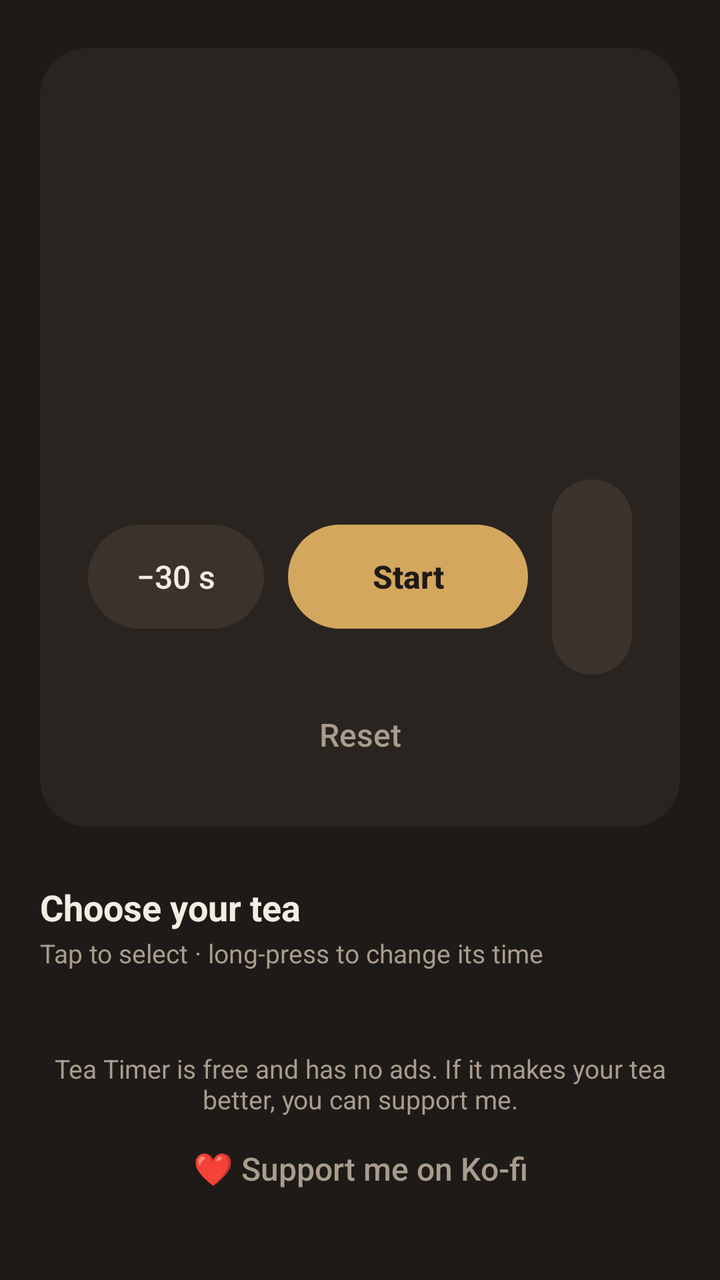
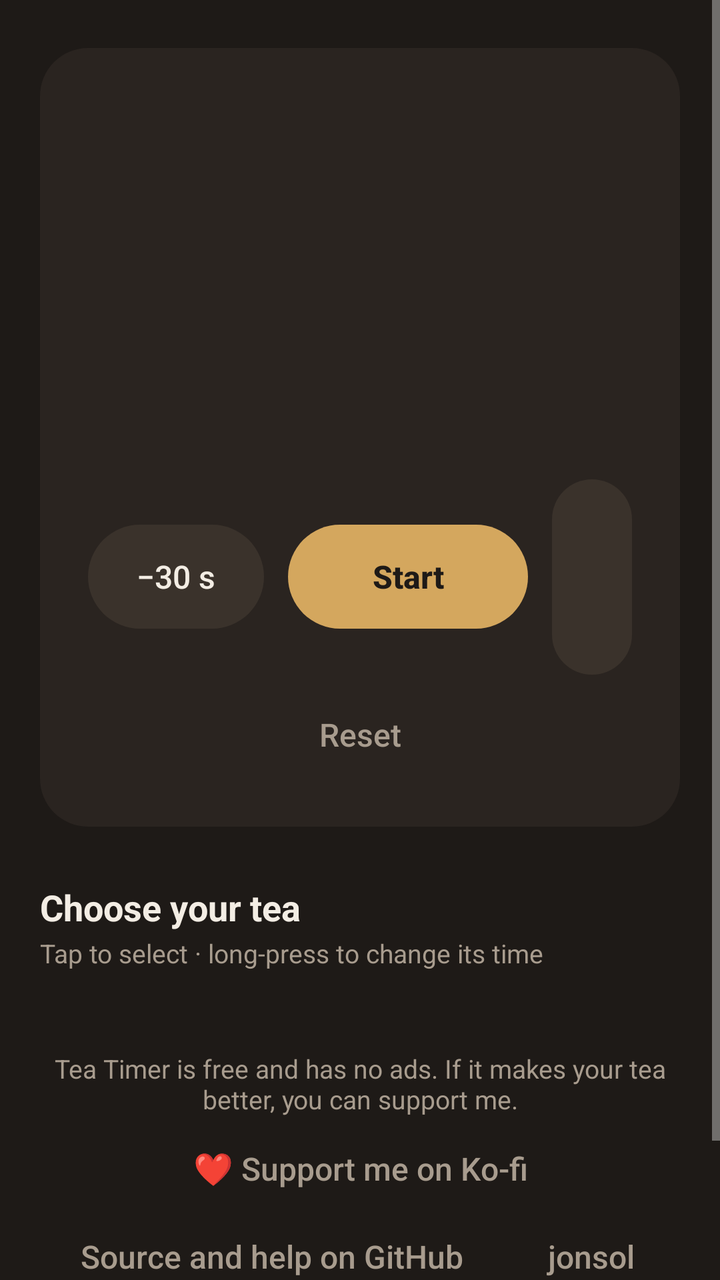

Screens rendered from an Android XML layout before and after an edit, with the pre-edit source and the edit as a unified diff.
<!-- AndroidManifest.xml: application theme Theme.TeaTimer -->
<!-- res/layout/activity_main.xml -->
<?xml version="1.0" encoding="utf-8"?>
<ScrollView xmlns:android="http://schemas.android.com/apk/res/android"
    android:layout_width="match_parent"
    android:layout_height="match_parent"
    android:background="@color/bg"
    android:fillViewport="true">

    <LinearLayout
        android:layout_width="match_parent"
        android:layout_height="wrap_content"
        android:orientation="vertical"
        android:paddingStart="20dp"
        android:paddingTop="24dp"
        android:paddingEnd="20dp"
        android:paddingBottom="24dp">

        <LinearLayout
            android:layout_width="match_parent"
            android:layout_height="wrap_content"
            android:background="@drawable/card"
            android:gravity="center_horizontal"
            android:orientation="vertical"
            android:padding="24dp">

            <TextView
                android:id="@+id/teaName"
                android:layout_width="wrap_content"
                android:layout_height="wrap_content"
                android:textColor="@color/text"
                android:textSize="22sp"
                android:textStyle="bold" />

            <TextView
                android:id="@+id/teaTemp"
                android:layout_width="wrap_content"
                android:layout_height="wrap_content"
                android:layout_marginTop="2dp"
                android:textColor="@color/muted"
                android:textSize="15sp" />

            <TextView
                android:id="@+id/time"
                android:layout_width="wrap_content"
                android:layout_height="wrap_content"
                android:layout_marginTop="8dp"
                android:fontFamily="sans-serif-light"
                android:includeFontPadding="false"
                android:textColor="@color/text"
                android:textSize="80sp" />

            <TextView
                android:id="@+id/status"
                android:layout_width="wrap_content"
                android:layout_height="wrap_content"
                android:minHeight="22dp"
                android:textColor="@color/accent"
                android:textSize="16sp" />

            <LinearLayout
                android:layout_width="match_parent"
                android:layout_height="wrap_content"
                android:layout_marginTop="16dp"
                android:gravity="center"
                android:orientation="horizontal">

                <Button
                    android:id="@+id/minus"
                    style="@style/TeaButton.Secondary"
                    android:text="@string/minus30" />

                <Button
                    android:id="@+id/startPause"
                    style="@style/TeaButton.Primary"
                    android:layout_marginStart="12dp"
                    android:layout_marginEnd="12dp"
                    android:minWidth="120dp"
                    android:text="@string/start" />

                <Button
                    android:id="@+id/plus"
                    style="@style/TeaButton.Secondary"
                    android:text="@string/plus30" />
            </LinearLayout>

            <Button
                android:id="@+id/reset"
                style="@style/TeaButton.Text"
                android:layout_marginTop="8dp"
                android:text="@string/reset" />
        </LinearLayout>

        <TextView
            android:layout_width="wrap_content"
            android:layout_height="wrap_content"
            android:layout_marginTop="28dp"
            android:text="@string/choose_tea"
            android:textColor="@color/text"
            android:textSize="18sp"
            android:textStyle="bold" />

        <TextView
            android:layout_width="wrap_content"
            android:layout_height="wrap_content"
            android:layout_marginTop="2dp"
            android:layout_marginBottom="12dp"
            android:text="@string/long_press_hint"
            android:textColor="@color/muted"
            android:textSize="13sp" />

        <LinearLayout
            android:id="@+id/teaList"
            android:layout_width="match_parent"
            android:layout_height="wrap_content"
            android:orientation="vertical" />

        <TextView
            android:layout_width="match_parent"
            android:layout_height="wrap_content"
            android:layout_marginTop="28dp"
            android:gravity="center"
            android:text="@string/beer_text"
            android:textColor="@color/muted"
            android:textSize="13sp" />

        <Button
            android:id="@+id/beer"
            style="@style/TeaButton.Text"
            android:layout_gravity="center_horizontal"
            android:layout_marginTop="4dp"
            android:text="@string/beer" />
    </LinearLayout>
</ScrollView>
<!-- resources referenced by this layout -->
<resources>
  <color name="accent">#FFD4A75E</color>
  <color name="bg">#FF1E1A17</color>
  <color name="muted">#FFA89C8E</color>
  <color name="text">#FFF3EDE4</color>
  <!-- drawable card (drawable) -->
  <?xml version="1.0" encoding="utf-8"?>
  <shape xmlns:android="http://schemas.android.com/apk/res/android" android:shape="rectangle">
      <corners android:radius="24dp" />
      <solid android:color="@color/card" />
  </shape>
  <string name="beer">❤️ Support me on Ko-fi</string>
  <string name="beer_text">Tea Timer is free and has no ads. If it makes your tea better, you can support me.</string>
  <string name="choose_tea">Choose your tea</string>
  <string name="long_press_hint">Tap to select · long-press to change its time</string>
  <string name="minus30" translatable="false">−30 s</string>
  <string name="plus30" translatable="false">+30 s</string>
  <string name="reset">Reset</string>
  <string name="start">Start</string>
  <style name="TeaButton.Primary">
          <item name="android:background">@drawable/btn_primary</item>
          <item name="android:textColor">@color/on_accent</item>
          <item name="android:textStyle">bold</item>
      </style>
  <style name="TeaButton.Secondary">
          <item name="android:background">@drawable/btn_secondary</item>
          <item name="android:textColor">@color/text</item>
      </style>
  <style name="TeaButton.Text">
          <item name="android:background">@drawable/btn_text</item>
          <item name="android:textColor">@color/muted</item>
          <item name="android:minHeight">44dp</item>
      </style>
  <style name="Theme.TeaTimer" parent="android:Theme.Material.NoActionBar">
          <item name="android:colorPrimary">@color/accent</item>
          <item name="android:colorAccent">@color/accent</item>
          <item name="android:windowBackground">@color/bg</item>
          <item name="android:statusBarColor">@color/bg</item>
          <item name="android:navigationBarColor">@color/bg</item>
          <item name="android:textColorPrimary">@color/text</item>
      </style>
  <color name="card">#FF2A2420</color>
  <!-- drawable btn_primary (drawable) -->
  <?xml version="1.0" encoding="utf-8"?>
  <ripple xmlns:android="http://schemas.android.com/apk/res/android" android:color="@color/ripple">
      <item>
          <shape android:shape="rectangle">
              <corners android:radius="26dp" />
              <solid android:color="@color/accent" />
          </shape>
      </item>
  </ripple>
  <color name="on_accent">#FF1E1A17</color>
  <!-- drawable btn_secondary (drawable) -->
  <?xml version="1.0" encoding="utf-8"?>
  <ripple xmlns:android="http://schemas.android.com/apk/res/android" android:color="@color/ripple">
      <item>
          <shape android:shape="rectangle">
              <corners android:radius="26dp" />
              <solid android:color="@color/button_secondary" />
          </shape>
      </item>
  </ripple>
  <!-- drawable btn_text (drawable) -->
  <?xml version="1.0" encoding="utf-8"?>
  <ripple xmlns:android="http://schemas.android.com/apk/res/android" android:color="@color/ripple">
      <item>
          <shape android:shape="rectangle">
              <corners android:radius="22dp" />
              <solid android:color="@android:color/transparent" />
          </shape>
      </item>
  </ripple>
  <color name="ripple">#33FFFFFF</color>
  <color name="button_secondary">#FF3A322B</color>
</resources>

<!-- the commit's change to res/layout/activity_main.xml (unified diff, before → after) -->
@@ -128,5 +128,31 @@
             android:layout_gravity="center_horizontal"
             android:layout_marginTop="4dp"
             android:text="@string/beer" />
+
+        <LinearLayout
+            android:layout_width="wrap_content"
+            android:layout_height="wrap_content"
+            android:layout_gravity="center_horizontal"
+            android:orientation="horizontal">
+
+            <Button
+                android:id="@+id/github"
+                style="@style/TeaButton.Text"
+                android:text="@string/about_github" />
+
+            <Button
+                android:id="@+id/site"
+                style="@style/TeaButton.Text"
+                android:text="jonsolberg.se" />
+        </LinearLayout>
+
+        <TextView
+            android:layout_width="match_parent"
+            android:layout_height="wrap_content"
+            android:layout_marginBottom="12dp"
+            android:gravity="center"
+            android:text="@string/about_copyright"
+            android:textColor="@color/muted"
+            android:textSize="12sp" />
     </LinearLayout>
 </ScrollView>
<!-- resource entries referenced after the edit -->
@@ -10,6 +10,8 @@
       <corners android:radius="24dp" />
       <solid android:color="@color/card" />
   </shape>
+  <string name="about_copyright">© 2026 Jon Solberg · free software under GPL v3</string>
+  <string name="about_github">Source and help on GitHub</string>
   <string name="beer">❤️ Support me on Ko-fi</string>
   <string name="beer_text">Tea Timer is free and has no ads. If it makes your tea better, you can support me.</string>
   <string name="choose_tea">Choose your tea</string>
